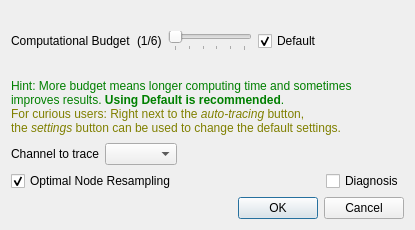
This is neurolabi/gui/dialogs/zautotracedialog.ui in janelia-flyem/NeuTu as Qt 5 draws it before an edit. The edited form follows.
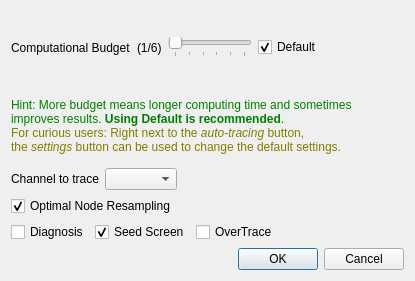
This is the edited form.

```diff
--- a/neurolabi/gui/dialogs/zautotracedialog.ui
+++ b/neurolabi/gui/dialogs/zautotracedialog.ui
@@ -7,7 +7,7 @@
     <x>0</x>
     <y>0</y>
     <width>415</width>
-    <height>230</height>
+    <height>281</height>
    </rect>
   </property>
   <property name="windowTitle">
@@ -150,6 +150,10 @@
        </property>
       </spacer>
      </item>
+    </layout>
+   </item>
+   <item>
+    <layout class="QHBoxLayout" name="horizontalLayout_4">
      <item>
       <widget class="QCheckBox" name="diagnosisCheckBox">
        <property name="text">
@@ -157,6 +161,36 @@
        </property>
       </widget>
      </item>
+     <item>
+      <widget class="QCheckBox" name="seedScreenCheckBox">
+       <property name="text">
+        <string>Seed Screen</string>
+       </property>
+       <property name="checked">
+        <bool>true</bool>
+       </property>
+      </widget>
+     </item>
+     <item>
+      <widget class="QCheckBox" name="overTraceCheckBox">
+       <property name="text">
+        <string>OverTrace</string>
+       </property>
+      </widget>
+     </item>
+     <item>
+      <spacer name="horizontalSpacer_4">
+       <property name="orientation">
+        <enum>Qt::Horizontal</enum>
+       </property>
+       <property name="sizeHint" stdset="0">
+        <size>
+         <width>40</width>
+         <height>20</height>
+        </size>
+       </property>
+      </spacer>
+     </item>
     </layout>
    </item>
    <item>
```
